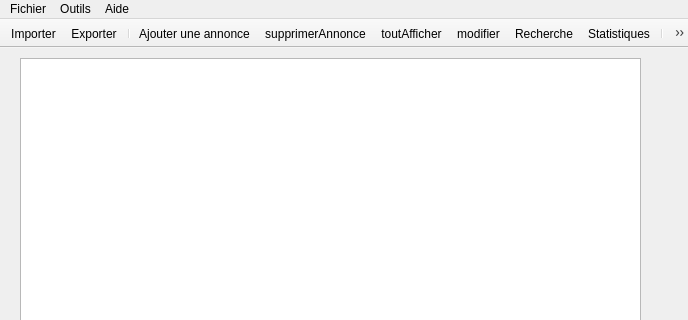
This is AgenceImmo/mainwindow.ui in willdoleave/projet-ihm as Qt 5 draws it before an edit; both pictures show x 0 to 688 and y 0 to 320 of the 688 by 501 pixel window. The edited form follows.
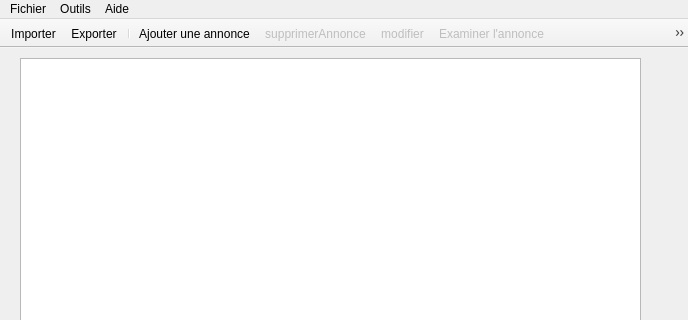
This is the edited form. Icons and pictures are not drawn.

The edit to the form file:
```diff
--- a/AgenceImmo/mainwindow.ui
+++ b/AgenceImmo/mainwindow.ui
@@ -100,8 +100,9 @@
    <addaction name="separator"/>
    <addaction name="actionAjouter_une_annonce"/>
    <addaction name="actionSupprimerAnnonce"/>
-   <addaction name="actionToutAfficher"/>
    <addaction name="actionModifier"/>
+   <addaction name="actionExaminer_annonce"/>
+   <addaction name="actionToutAfficher"/>
    <addaction name="actionRecherche"/>
    <addaction name="actionStatistiques"/>
    <addaction name="separator"/>
@@ -230,6 +231,9 @@
    </property>
   </action>
   <action name="actionSupprimerAnnonce">
+   <property name="enabled">
+    <bool>false</bool>
+   </property>
    <property name="icon">
     <iconset resource="resources.qrc">
      <normaloff>:/images/img/cross.png</normaloff>:/images/img/cross.png</iconset>
@@ -250,7 +254,7 @@
      <normaloff>:/images/img/repeat.png</normaloff>:/images/img/repeat.png</iconset>
    </property>
    <property name="text">
-    <string>toutAfficher</string>
+    <string>Afficher toutes les annonces</string>
    </property>
    <property name="toolTip">
     <string>Tout afficher</string>
@@ -260,6 +264,9 @@
    </property>
   </action>
   <action name="actionModifier">
+   <property name="enabled">
+    <bool>false</bool>
+   </property>
    <property name="icon">
     <iconset resource="resources.qrc">
      <normaloff>:/images/img/edit.png</normaloff>:/images/img/edit.png</iconset>
@@ -274,6 +281,21 @@
     <string>Shift+M</string>
    </property>
   </action>
+  <action name="actionExaminer_annonce">
+   <property name="enabled">
+    <bool>false</bool>
+   </property>
+   <property name="icon">
+    <iconset resource="resources.qrc">
+     <normaloff>:/images/img/eye.png</normaloff>:/images/img/eye.png</iconset>
+   </property>
+   <property name="text">
+    <string>Examiner l'annonce</string>
+   </property>
+   <property name="shortcut">
+    <string>Shift+X</string>
+   </property>
+  </action>
  </widget>
  <layoutdefault spacing="6" margin="11"/>
  <resources>
```
Left out of the diff: 7 changed lines with no effect on the pictures.
